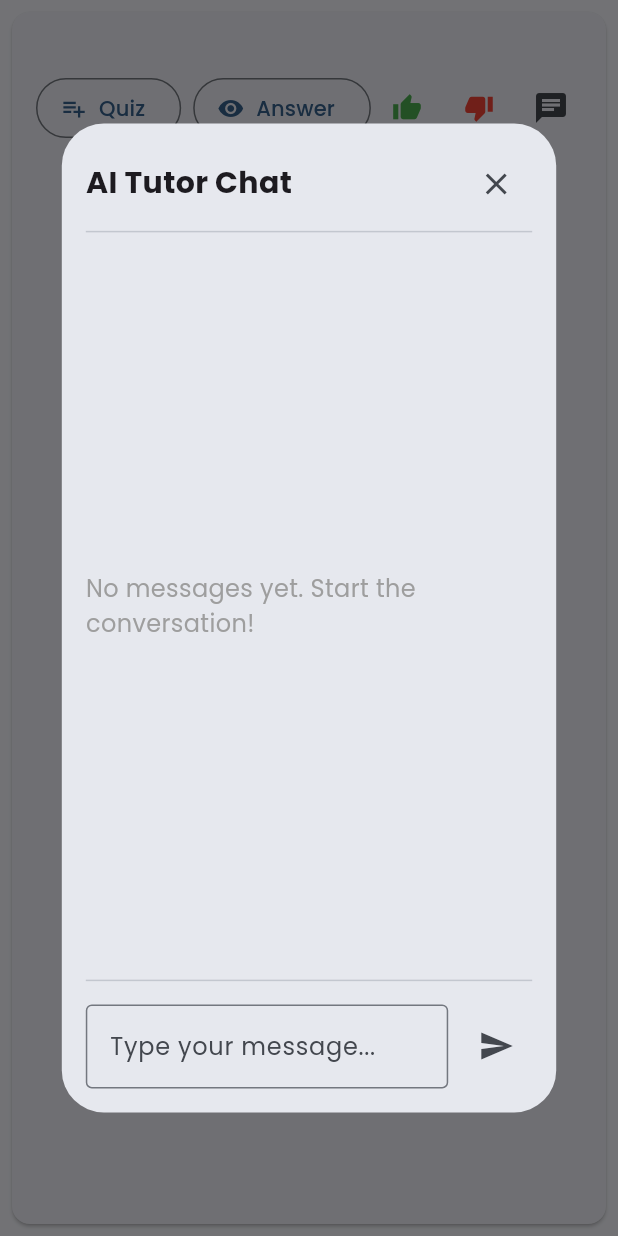
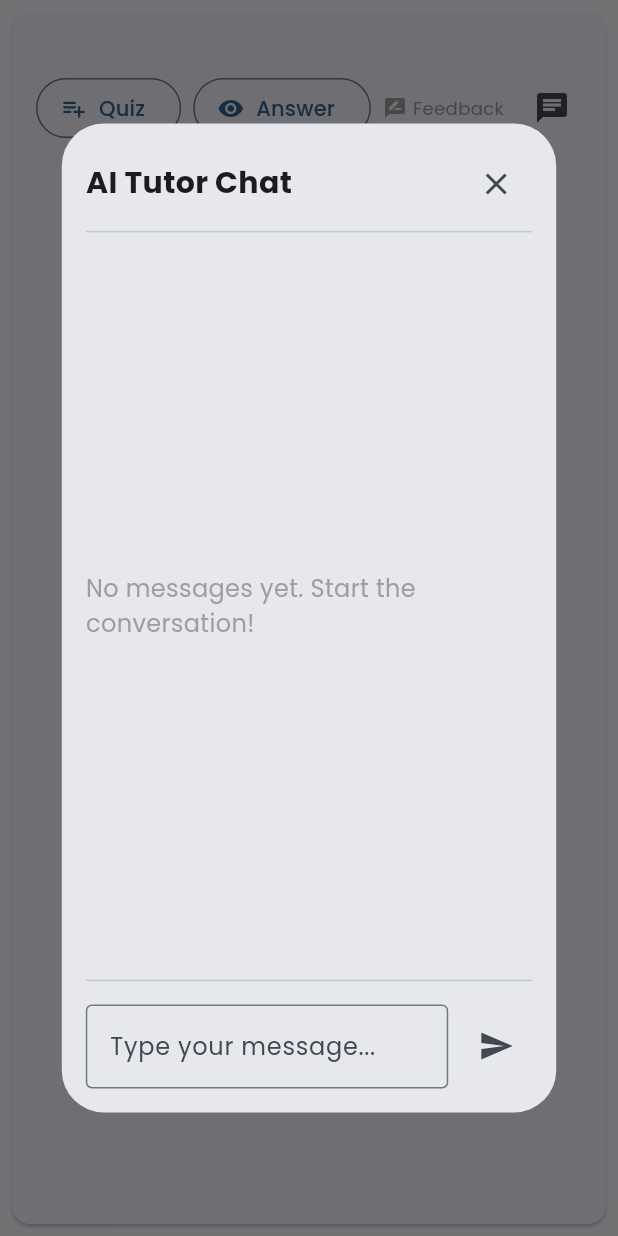
Before and after one commit to risheeboy/sgedu, a Flutter app: the QuestionCard widget shown alone on an empty page, opened directly with empty values, after a tap on the "chat" icon, on a phone screen of 412 x 824 dp. Run offline on Flutter 3.47's test engine with Material 3 defaults, Android fonts, the phone set to English and light mode, and no system bars; our stand-ins replace cloud_firestore, firebase_auth, firebase_core, flutter_markdown, google_fonts; missing offline and left inert: dart:html; accounts and stored records are empty; generated files the repository leaves out were written again.

Commit message:
made feedback UI less prominent

```diff
--- a/lib/widgets/question_card.dart
+++ b/lib/widgets/question_card.dart
@@ -253,6 +253,38 @@ class _QuestionCardState extends State<QuestionCard> {
     );
   }
 
+  Future<void> _showFeedbackDialog() async {
+    await showDialog(
+      context: context,
+      builder: (context) => StatefulBuilder(
+        builder: (context, setState) {
+          return AlertDialog(
+            title: const Text('Feedback'),
+            content: Column(
+              mainAxisSize: MainAxisSize.min,
+              children: [
+                ListTile(
+                  title: const Text('Positive'),
+                  trailing: IconButton(
+                    icon: const Icon(Icons.thumb_up, color: Colors.green),
+                    onPressed: () => _submitFeedback('positive'),
+                  ),
+                ),
+                ListTile(
+                  title: const Text('Negative'),
+                  trailing: IconButton(
+                    icon: const Icon(Icons.thumb_down, color: Colors.red),
+                    onPressed: _showNegativeFeedbackOptions,
+                  ),
+                ),
+              ],
+            ),
+          );
+        },
+      ),
+    );
+  }
+
   @override
   Widget build(BuildContext context) {
     return Card(
@@ -368,16 +400,20 @@ class _QuestionCardState extends State<QuestionCard> {
                   label: const Text('Answer'),
                 ),
                 const Spacer(),
-                // Feedback buttons
-                IconButton(
-                  icon: const Icon(Icons.thumb_up, color: Colors.green),
-                  iconSize: 20,
-                  onPressed: () => _submitFeedback('positive'),
-                ),
-                IconButton(
-                  icon: const Icon(Icons.thumb_down, color: Colors.red),
-                  iconSize: 20,
-                  onPressed: _showNegativeFeedbackOptions,
+                // Feedback UI - Less prominent
+                InkWell(
+                  onTap: () => _showFeedbackDialog(),
+                  child: Container(
+                    padding: const EdgeInsets.symmetric(horizontal: 8, vertical: 4),
+                    child: Row(
+                      mainAxisSize: MainAxisSize.min,
+                      children: const [
+                        Icon(Icons.rate_review, size: 16, color: Colors.grey),
+                        SizedBox(width: 4),
+                        Text('Feedback', style: TextStyle(fontSize: 12, color: Colors.grey)),
+                      ],
+                    ),
+                  ),
                 ),
                 IconButton(
                   icon: const Icon(Icons.chat),
```
